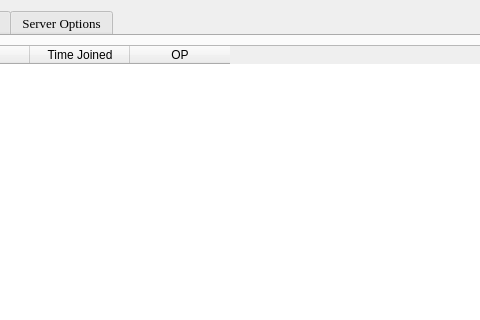
iBlitzkriegi/ServerGui, file UiFiles/ServerGui.ui: the form before one commit; both pictures show x 191 to 671 and y 0 to 320 of the 1026 by 791 pixel window.
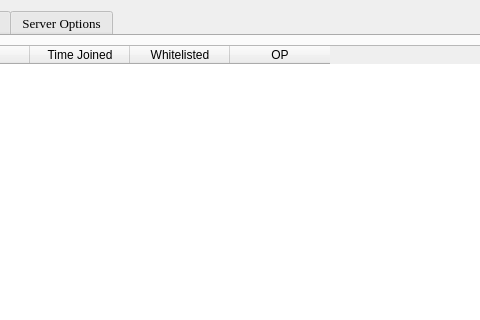
The form after the commit. The open tabs and pages were chosen to show the change.

Commit message: Re-Add whitelisted column on players page

```diff
--- a/UiFiles/ServerGui.ui
+++ b/UiFiles/ServerGui.ui
@@ -433,6 +433,11 @@
             <string>Time Joined</string>
            </property>
           </column>
+          <column>
+           <property name="text">
+            <string>Whitelisted</string>
+           </property>
+          </column>
           <column>
            <property name="text">
             <string>OP</string>
```
The commit also changes 1 other file.
